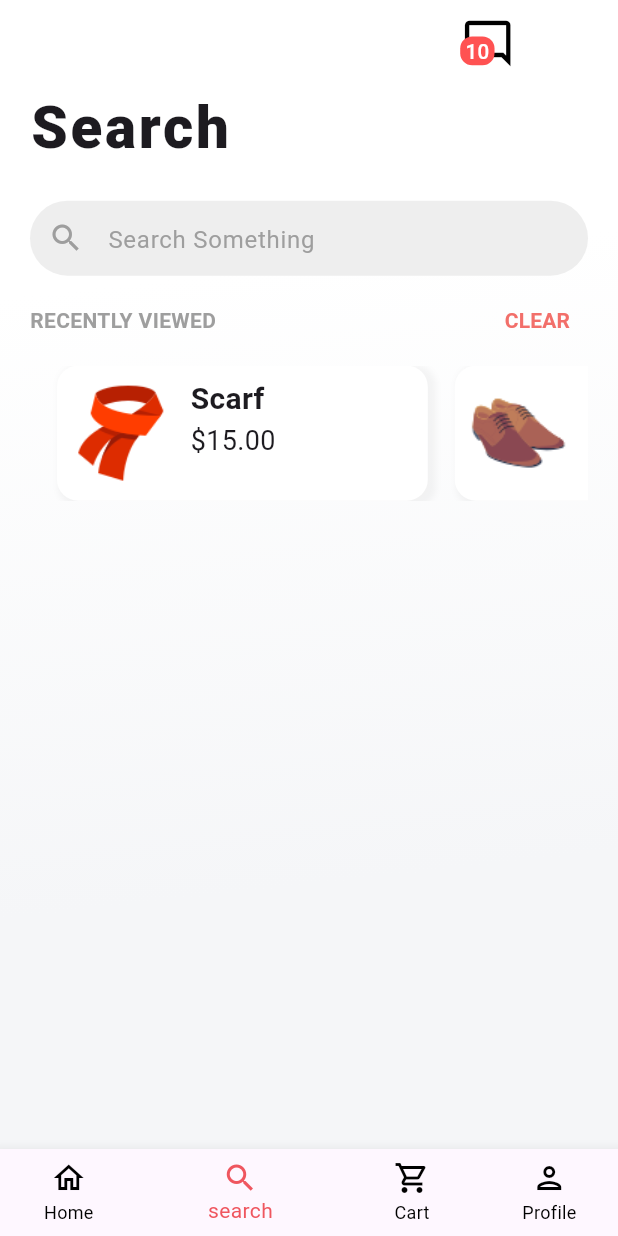
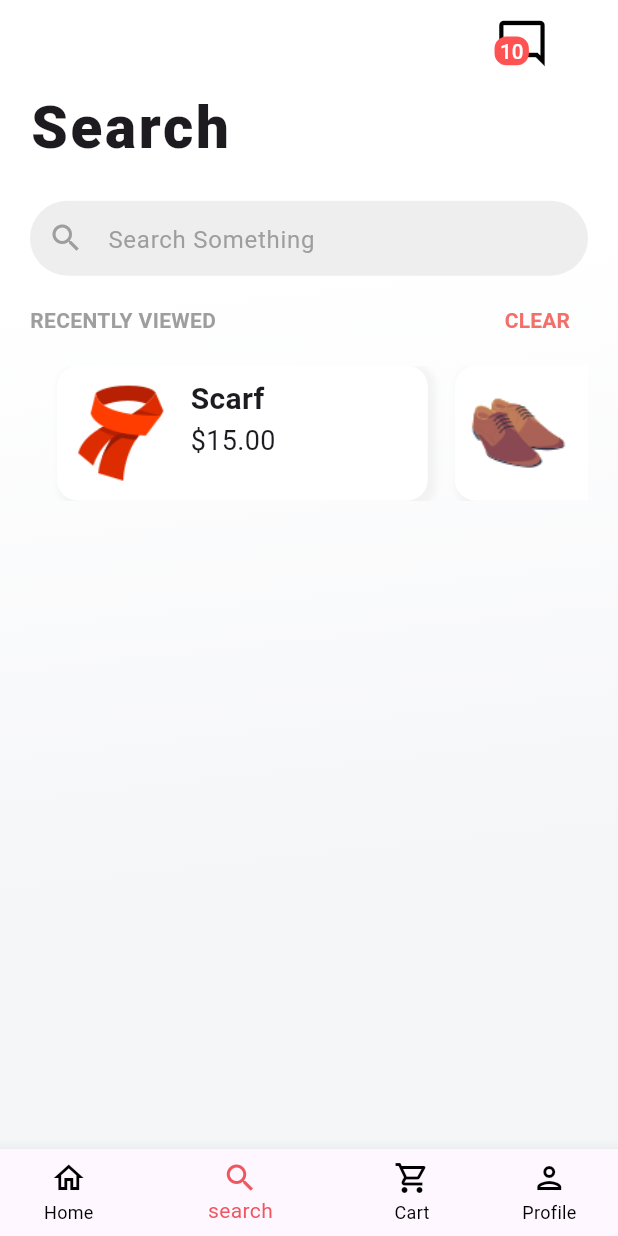
Before and after one commit to youssefhedefa/e_commerce, a Flutter app: the screen it shows after launch, item 2 of the bottom bar chosen, on a phone screen of 412 x 824 dp. Run offline on Flutter 3.47's test engine with Material 2 defaults, Android fonts, the phone set to English and light mode, and no system bars; our stand-ins replace bloc, dartz, firebase_auth, firebase_core, flutter_bloc, flutter_rating_bar and 3 more; accounts and stored records are empty.

Commit message:
refactor home ui

```diff
--- a/lib/features/home/presentation/views/widgets/custom_app_bar.dart
+++ b/lib/features/home/presentation/views/widgets/custom_app_bar.dart
@@ -13,6 +13,9 @@ class CustomAppBar extends StatelessWidget {
       width: MobileDimensions.getWidth(context).w,
       height: 40.h,
       color: Colors.transparent,
+      child: SizedBox(
+        width: 20,
+        height: 40,
         child: Row(
           mainAxisAlignment: MainAxisAlignment.end,
           children: [
@@ -23,8 +26,9 @@ class CustomAppBar extends StatelessWidget {
               },
               number: '10',
             ),
-          SizedBox(width: 20.w,),
+            //SizedBox(width: 20.w,),
           ],
+        ),
       ),
     );
   }
--- a/lib/features/home/presentation/views/widgets/custom_notify_icon.dart
+++ b/lib/features/home/presentation/views/widgets/custom_notify_icon.dart
@@ -14,6 +14,8 @@ class CustomNotifyIcon extends StatelessWidget {
   Widget build(BuildContext context) {
     return MaterialButton(
       onPressed: onPressed,
+      splashColor: Colors.transparent,
+      highlightColor: Colors.transparent,
       child: Stack(
         children: [
           Icon(
--- a/lib/features/home/presentation/views/widgets/items/recommendation_item.dart
+++ b/lib/features/home/presentation/views/widgets/items/recommendation_item.dart
@@ -38,19 +38,21 @@ class RecommendationItems extends StatelessWidget {
               const Expanded(child: SizedBox(height: 3,)),
               Text(
                 name,
+                maxLines: 2,
+                overflow: TextOverflow.ellipsis,
                 style: TextStyle(
                   color: Colors.grey[600],
                   fontSize: 16.sp
                 ),
               ),
-              const Expanded(child: SizedBox(height: 3,)),
+              //const Expanded(child: SizedBox(height: 3,)),
               Text(
                 price,
                 style:const TextStyle(
                     fontWeight: FontWeight.w700
                 ),
               ),
-              const Expanded(child: SizedBox(height: 3,)),
+              const Expanded(child: SizedBox(height: 10,)),
             ],
           ),
         ),
--- a/lib/features/home/presentation/views/widgets/list/custom_category_list.dart
+++ b/lib/features/home/presentation/views/widgets/list/custom_category_list.dart
@@ -11,7 +11,8 @@ class CustomCategoryList extends StatelessWidget {
     return SizedBox(
       height: 130.h,
       child: ListView(
-        physics: const BouncingScrollPhysics(),
+       // physics: const BouncingScrollPhysics(),
+        physics: const NeverScrollableScrollPhysics(),
         scrollDirection: Axis.horizontal,
         children: [
           CustomCategoryItem(
@@ -21,14 +22,17 @@ class CustomCategoryList extends StatelessWidget {
               Navigator.pushNamed(context, MyRoutes.itemsView);
             },
           ),
+          const Expanded(child: SizedBox(width: 6,)),
           CustomCategoryItem(
             categoryLabel: 'Electronics',
             imageName: MyAssets.electronic,
           ),
+          const Expanded(child: SizedBox(width: 6,)),
           CustomCategoryItem(
             categoryLabel: 'Sports',
             imageName: MyAssets.sport,
           ),
+          const Expanded(child: SizedBox(width: 6,)),
           CustomCategoryItem(
             categoryLabel: 'More',
             imageName: MyAssets.more,
```
Also changed, not shown: lib/features/home/presentation/views/widgets/items/category_item.dart (+30 -13 lines). Lines whose indentation alone changed are shown as unchanged.
